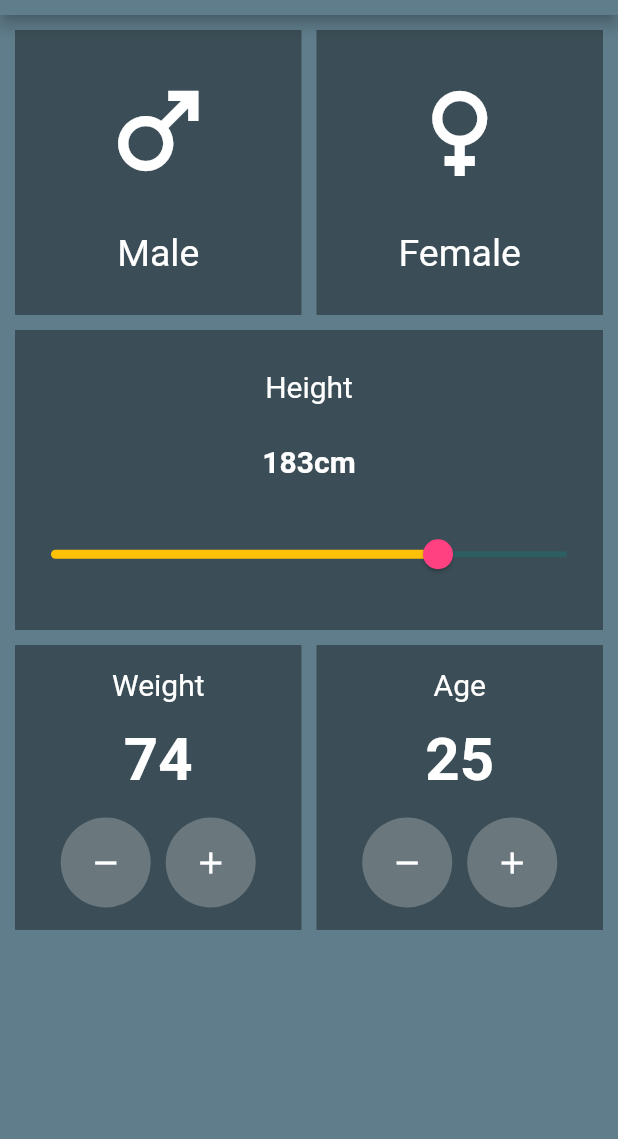
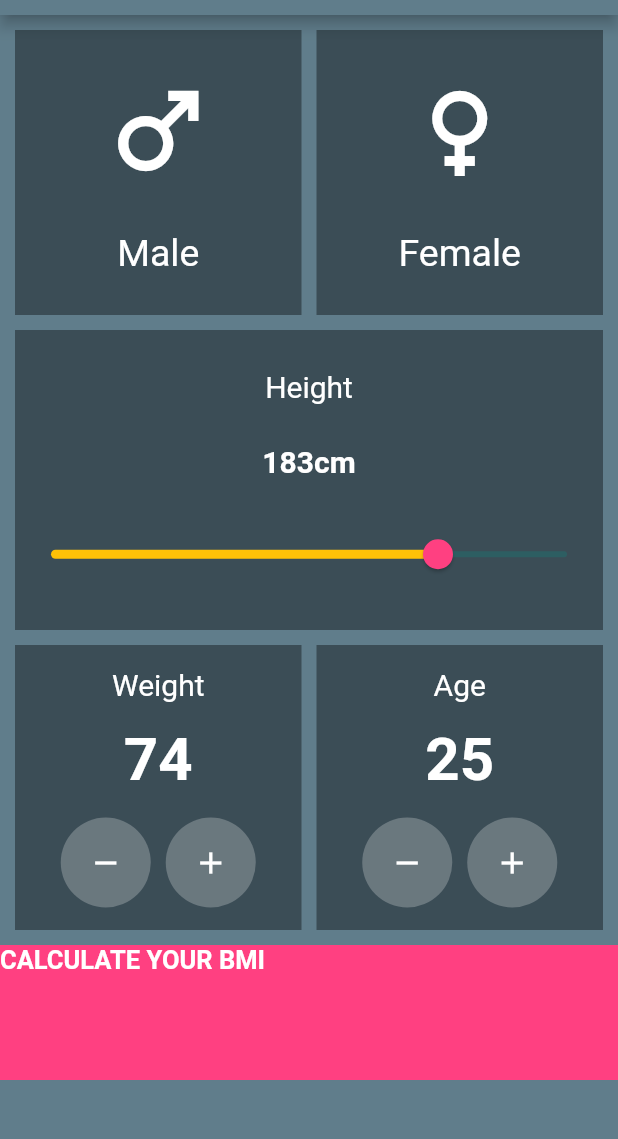
Before and after one commit to UdeepaSandakal/bmi, a Flutter app: the screen it shows after launch, on a phone screen of 412 x 824 dp, the part 69-1208 px from its top. Run offline on Flutter 3.47's test engine with Material 2 defaults, Android fonts, the phone set to English and light mode, and no system bars.

Commit message:
Creating a button to calculate

```diff
--- a/lib/bmi_veiw.dart
+++ b/lib/bmi_veiw.dart
@@ -216,6 +216,19 @@ class _BMIViewState extends State<BMIView> {
               ],
             ),
           ),
+          Container(
+            color: Colors.pinkAccent,
+            width: double.infinity,
+            height: 90.0,
+            child: Text(
+              'CALCULATE YOUR BMI',
+              style: TextStyle(
+                color: Colors.white,
+                fontWeight: FontWeight.bold,
+                fontSize: 17.0,
+              ),
+            ),
+          ),
         ],
       ),
     );
```
